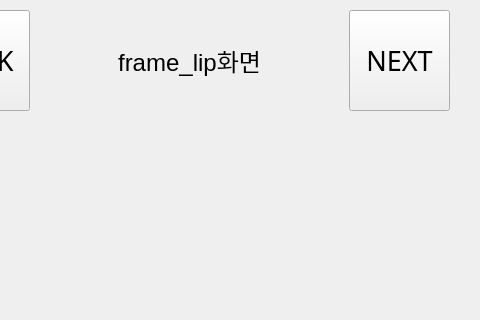
tribbless/helpmemakeupmirror, file jihye_ui (To be deleted later)/frame_lip.ui: the form before one commit; both pictures show x 81 to 561 and y 0 to 320 of the 561 by 793 pixel window.
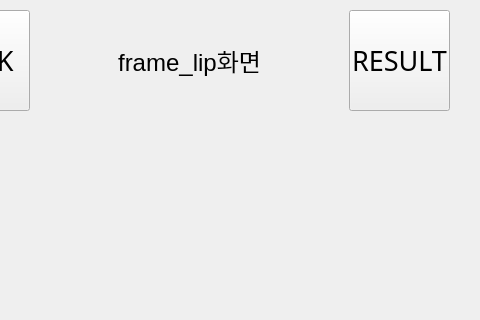
The form after the commit.

Diff of the .ui file:
```diff
--- a/jihye_ui (To be deleted later)/frame_lip.ui
+++ b/jihye_ui (To be deleted later)/frame_lip.ui
@@ -30,7 +30,7 @@
      </font>
     </property>
     <property name="text">
-     <string>NEXT</string>
+     <string>RESULT</string>
     </property>
    </widget>
    <widget class="QPushButton" name="pushButton_2">
```
